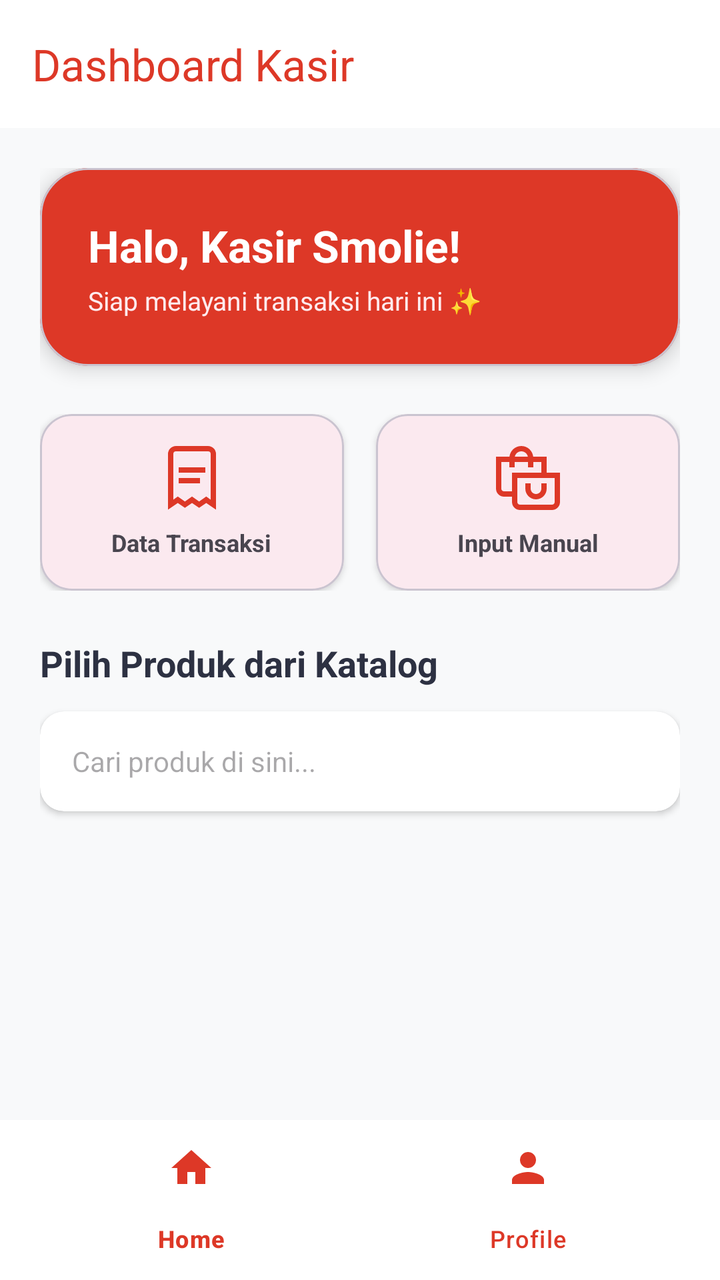
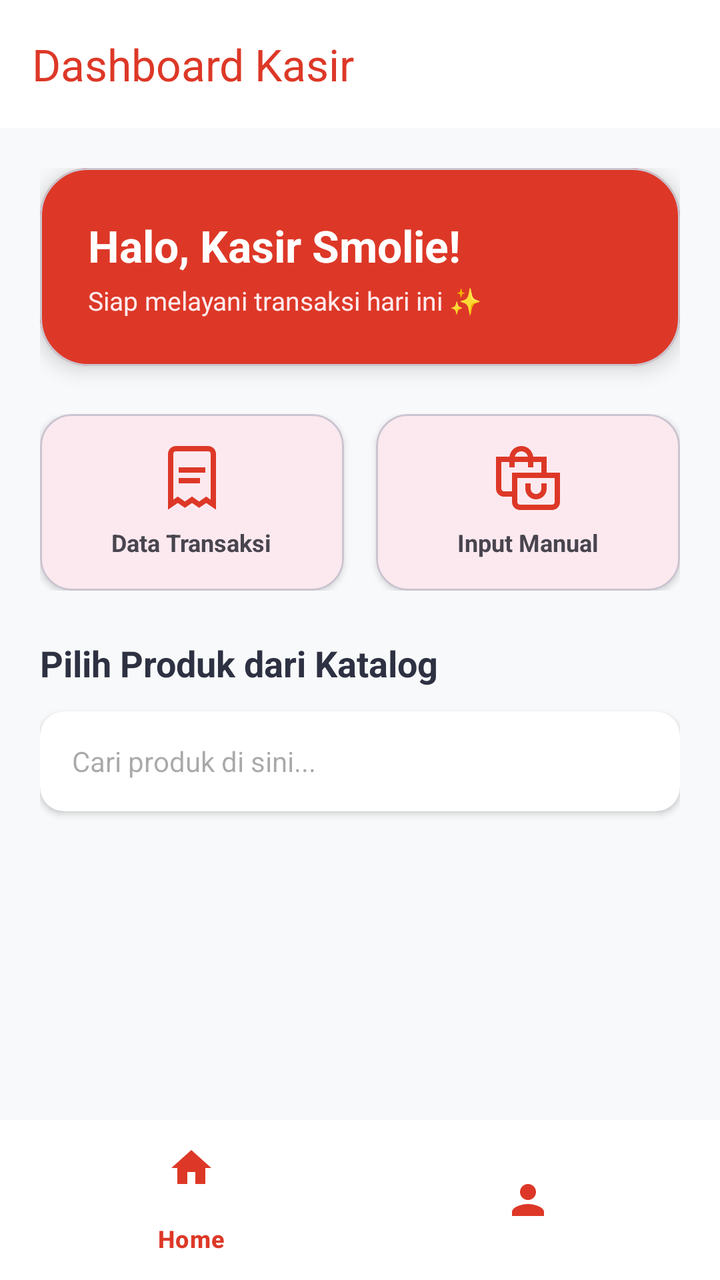

Screens rendered from an Android XML layout before and after an edit, with the pre-edit source and the edit as a unified diff.
<!-- AndroidManifest.xml: application theme Theme.SmolieGiftMobile -->
<!-- res/layout/activity_kasir_dashboard.xml -->
<?xml version="1.0" encoding="utf-8"?>
<androidx.constraintlayout.widget.ConstraintLayout xmlns:android="http://schemas.android.com/apk/res/android"
    xmlns:app="http://schemas.android.com/apk/res-auto"
    android:layout_width="match_parent"
    android:layout_height="match_parent"
    android:background="#F8F9FA">

    <androidx.appcompat.widget.Toolbar
        android:id="@+id/toolbarKasir"
        android:layout_width="match_parent"
        android:layout_height="?attr/actionBarSize"
        android:background="#FFFFFF"
        android:elevation="4dp"
        app:title="Dashboard Kasir"
        app:titleTextColor="#DD3827"
        app:layout_constraintTop_toTopOf="parent" />

    <FrameLayout
        android:id="@+id/contentFrameKasir"
        android:layout_width="match_parent"
        android:layout_height="0dp"
        app:layout_constraintTop_toBottomOf="@id/toolbarKasir"
        app:layout_constraintBottom_toTopOf="@id/bottomNavKasir">

        
        <ScrollView
            android:id="@+id/layoutHomeKasir"
            android:layout_width="match_parent"
            android:layout_height="match_parent"
            android:scrollbars="none"
            android:visibility="visible">

            <LinearLayout
                android:layout_width="match_parent"
                android:layout_height="wrap_content"
                android:orientation="vertical"
                android:padding="20dp"
                android:paddingBottom="40dp">

                <com.google.android.material.card.MaterialCardView
                    android:layout_width="match_parent"
                    android:layout_height="wrap_content"
                    app:cardBackgroundColor="#DD3827"
                    app:cardCornerRadius="24dp"
                    app:cardElevation="6dp"
                    android:layout_marginBottom="24dp">
                    <LinearLayout
                        android:layout_width="match_parent"
                        android:layout_height="wrap_content"
                        android:orientation="vertical"
                        android:padding="24dp">
                        <TextView
                            android:layout_width="wrap_content"
                            android:layout_height="wrap_content"
                            android:text="Halo, Kasir Smolie!"
                            android:textColor="#FFFFFF"
                            android:textSize="22sp"
                            android:textStyle="bold"/>
                        <TextView
                            android:layout_width="wrap_content"
                            android:layout_height="wrap_content"
                            android:text="Siap melayani transaksi hari ini ✨"
                            android:textColor="#FFEBEE"
                            android:textSize="13sp"
                            android:layout_marginTop="4dp"/>
                    </LinearLayout>
                </com.google.android.material.card.MaterialCardView>

                
                <LinearLayout
                    android:layout_width="match_parent"
                    android:layout_height="wrap_content"
                    android:orientation="horizontal"
                    android:layout_marginBottom="24dp">

                    <com.google.android.material.card.MaterialCardView
                        android:id="@+id/cvMenuTransaksi"
                        android:layout_width="0dp"
                        android:layout_weight="1"
                        android:layout_height="wrap_content"
                        android:layout_marginEnd="8dp"
                        app:cardCornerRadius="16dp"
                        app:cardElevation="2dp">
                        <LinearLayout
                            android:layout_width="match_parent"
                            android:layout_height="wrap_content"
                            android:orientation="vertical"
                            android:gravity="center"
                            android:padding="16dp">
                            <ImageView
                                android:layout_width="32dp"
                                android:layout_height="32dp"
                                android:src="@drawable/receipt"
                                app:tint="#DD3827"/>
                            <TextView
                                android:layout_width="wrap_content"
                                android:layout_height="wrap_content"
                                android:text="Data Transaksi"
                                android:textSize="12sp"
                                android:textStyle="bold"
                                android:layout_marginTop="8dp"/>
                        </LinearLayout>
                    </com.google.android.material.card.MaterialCardView>

                    <com.google.android.material.card.MaterialCardView
                        android:id="@+id/cvMenuKatalog"
                        android:layout_width="0dp"
                        android:layout_weight="1"
                        android:layout_height="wrap_content"
                        android:layout_marginStart="8dp"
                        app:cardCornerRadius="16dp"
                        app:cardElevation="2dp">
                        <LinearLayout
                            android:layout_width="match_parent"
                            android:layout_height="wrap_content"
                            android:orientation="vertical"
                            android:gravity="center"
                            android:padding="16dp">
                            <ImageView
                                android:layout_width="32dp"
                                android:layout_height="32dp"
                                android:src="@drawable/bags_shopping"
                                app:tint="#DD3827"/>
                            <TextView
                                android:layout_width="wrap_content"
                                android:layout_height="wrap_content"
                                android:text="Input Manual"
                                android:textSize="12sp"
                                android:textStyle="bold"
                                android:layout_marginTop="8dp"/>
                        </LinearLayout>
                    </com.google.android.material.card.MaterialCardView>
                </LinearLayout>

                
                <TextView
                    android:layout_width="wrap_content"
                    android:layout_height="wrap_content"
                    android:text="Pilih Produk dari Katalog"
                    android:textColor="#2D3142"
                    android:textStyle="bold"
                    android:textSize="18sp"
                    android:layout_marginBottom="12dp"/>

                <androidx.cardview.widget.CardView
                    android:layout_width="match_parent"
                    android:layout_height="wrap_content"
                    app:cardCornerRadius="12dp"
                    app:cardElevation="2dp"
                    android:layout_marginBottom="16dp">
                    <AutoCompleteTextView
                        android:id="@+id/acSearchProdukKasir"
                        android:layout_width="match_parent"
                        android:layout_height="50dp"
                        android:background="@android:color/transparent"
                        android:hint="Cari produk di sini..."
                        android:paddingStart="16dp"
                        android:paddingEnd="16dp"
                        android:textSize="14sp"
                        android:completionThreshold="1"/>
                </androidx.cardview.widget.CardView>

                <GridLayout
                    android:id="@+id/glDaftarProdukKasir"
                    android:layout_width="match_parent"
                    android:layout_height="wrap_content"
                    android:columnCount="2"
                    android:alignmentMode="alignMargins"
                    android:columnOrderPreserved="false" />

            </LinearLayout>
        </ScrollView>

        
        <ScrollView
            android:id="@+id/layoutProfileKasir"
            android:layout_width="match_parent"
            android:layout_height="match_parent"
            android:visibility="gone">

            <LinearLayout
                android:layout_width="match_parent"
                android:layout_height="wrap_content"
                android:orientation="vertical"
                android:padding="24dp"
                android:gravity="center_horizontal">

                <com.google.android.material.card.MaterialCardView
                    android:layout_width="120dp"
                    android:layout_height="120dp"
                    app:cardCornerRadius="60dp"
                    app:cardElevation="4dp"
                    android:layout_marginBottom="24dp">
                    <ImageView
                        android:id="@+id/ivKasirProfile"
                        android:layout_width="match_parent"
                        android:layout_height="match_parent"
                        android:src="@drawable/smolie"
                        android:scaleType="centerCrop"/>
                </com.google.android.material.card.MaterialCardView>

                <TextView
                    android:id="@+id/tvKasirProfileName"
                    android:layout_width="wrap_content"
                    android:layout_height="wrap_content"
                    android:text="Nama Kasir"
                    android:textSize="22sp"
                    android:textStyle="bold"
                    android:textColor="#2D3142"/>

                <TextView
                    android:id="@+id/tvKasirProfileEmail"
                    android:layout_width="wrap_content"
                    android:layout_height="wrap_content"
                    android:text="kasir@smolie.com"
                    android:textColor="#64748B"
                    android:layout_marginBottom="24dp"/>

                <com.google.android.material.card.MaterialCardView
                    android:layout_width="match_parent"
                    android:layout_height="wrap_content"
                    app:cardCornerRadius="16dp"
                    app:cardElevation="2dp"
                    android:layout_marginBottom="24dp">
                    <LinearLayout
                        android:layout_width="match_parent"
                        android:layout_height="wrap_content"
                        android:orientation="vertical"
                        android:padding="20dp">
                        <TextView
                            android:id="@+id/tvKasirProfileUsername"
                            android:layout_width="wrap_content"
                            android:layout_height="wrap_content"
                            android:text="Username: -"
                            android:layout_marginBottom="8dp"/>
                        <View android:layout_width="match_parent" android:layout_height="1dp" android:background="#F1F5F9" android:layout_marginTop="4dp" android:layout_marginBottom="12dp"/>
                        <TextView
                            android:id="@+id/tvKasirProfilePhone"
                            android:layout_width="wrap_content"
                            android:layout_height="wrap_content"
                            android:text="Telepon: -"
                            android:layout_marginBottom="8dp"/>
                        <View android:layout_width="match_parent" android:layout_height="1dp" android:background="#F1F5F9" android:layout_marginTop="4dp" android:layout_marginBottom="12dp"/>
                        <TextView
                            android:id="@+id/tvKasirProfileGender"
                            android:layout_width="wrap_content"
                            android:layout_height="wrap_content"
                            android:text="Jenis Kelamin: -"
                            android:layout_marginBottom="8dp"/>
                        <View android:layout_width="match_parent" android:layout_height="1dp" android:background="#F1F5F9" android:layout_marginTop="4dp" android:layout_marginBottom="12dp"/>
                        <TextView
                            android:id="@+id/tvKasirProfileAddress"
                            android:layout_width="wrap_content"
                            android:layout_height="wrap_content"
                            android:text="Alamat: -"/>
                    </LinearLayout>
                </com.google.android.material.card.MaterialCardView>

                <Button
                    android:id="@+id/btnEditProfileKasir"
                    android:layout_width="match_parent"
                    android:layout_height="55dp"
                    android:text="Edit Profil"
                    android:backgroundTint="#2D3142"
                    android:textColor="#FFFFFF"
                    android:textStyle="bold"
                    app:cornerRadius="12dp"
                    app:icon="@drawable/edit"
                    app:iconGravity="textStart"
                    app:iconPadding="8dp"/>
            </LinearLayout>
        </ScrollView>
    </FrameLayout>

    <com.google.android.material.bottomnavigation.BottomNavigationView
        android:id="@+id/bottomNavKasir"
        android:layout_width="match_parent"
        android:layout_height="wrap_content"
        android:background="#FFFFFF"
        app:itemIconTint="#DD3827"
        app:itemTextColor="#DD3827"
        app:menu="@menu/admin_bottom_menu"
        app:layout_constraintBottom_toBottomOf="parent" />

</androidx.constraintlayout.widget.ConstraintLayout>
<!-- resources referenced by this layout -->
<resources>
  <!-- drawable bags_shopping (drawable) -->
  <vector xmlns:android="http://schemas.android.com/apk/res/android"
      android:width="512dp"
      android:height="512dp"
      android:viewportWidth="24"
      android:viewportHeight="24">
    <path
        android:fillColor="#FF000000"
        android:pathData="M19,10L19,4h-5.051c-0.252,-2.244 -2.139,-4 -4.449,-4S5.303,1.756 5.051,4L0,4v12c0,1.654 1.346,3 3,3h3v2c0,1.654 1.346,3 3,3h12c1.654,0 3,-1.346 3,-3L24,10h-5ZM9.5,2c1.207,0 2.217,0.86 2.449,2L7.051,4c0.232,-1.14 1.242,-2 2.449,-2ZM3,17c-0.551,0 -1,-0.448 -1,-1L2,6h3v2h2v-2h5v2h2v-2h3v4L6,10v7L3,17ZM22,21c0,0.552 -0.449,1 -1,1L9,22c-0.551,0 -1,-0.448 -1,-1L8,12h14v9ZM11,16v-2h2v2c0,1.103 0.897,2 2,2s2,-0.897 2,-2v-2h2v2c0,2.206 -1.794,4 -4,4s-4,-1.794 -4,-4Z"/>
  </vector>
  <!-- drawable edit (drawable) -->
  <vector xmlns:android="http://schemas.android.com/apk/res/android"
      android:width="512dp"
      android:height="512dp"
      android:viewportWidth="24"
      android:viewportHeight="24">
    <path
        android:fillColor="#FF000000"
        android:pathData="M18.656,0.93 L6.464,13.122A4.966,4.966 0,0 0,5 16.657L5,18a1,1 0,0 0,1 1L7.343,19a4.966,4.966 0,0 0,3.535 -1.464L23.07,5.344a3.125,3.125 0,0 0,0 -4.414A3.194,3.194 0,0 0,18.656 0.93ZM21.656,3.93L9.464,16.122A3.02,3.02 0,0 1,7.343 17L7,17v-0.343a3.02,3.02 0,0 1,0.878 -2.121L20.07,2.344a1.148,1.148 0,0 1,1.586 0A1.123,1.123 0,0 1,21.656 3.93Z"/>
    <path
        android:fillColor="#FF000000"
        android:pathData="M23,8.979a1,1 0,0 0,-1 1V15H18a3,3 0,0 0,-3 3v4H5a3,3 0,0 1,-3 -3V5A3,3 0,0 1,5 2h9.042a1,1 0,0 0,0 -2H5A5.006,5.006 0,0 0,0 5V19a5.006,5.006 0,0 0,5 5H16.343a4.968,4.968 0,0 0,3.536 -1.464l2.656,-2.658A4.968,4.968 0,0 0,24 16.343V9.979A1,1 0,0 0,23 8.979ZM18.465,21.122a2.975,2.975 0,0 1,-1.465 0.8V18a1,1 0,0 1,1 -1h3.925a3.016,3.016 0,0 1,-0.8 1.464Z"/>
  </vector>
  <!-- drawable receipt (drawable) -->
  <vector xmlns:android="http://schemas.android.com/apk/res/android"
      android:width="512dp"
      android:height="512dp"
      android:viewportWidth="24"
      android:viewportHeight="24">
    <path
        android:fillColor="#FF000000"
        android:pathData="M21,23.9l-3.663,-2.511 -2.664,1.825 -2.666,-1.826L9.341,23.212 6.67,21.386 3,23.9V3A3,3 0,0 1,6 0H18a3,3 0,0 1,3 3ZM6.67,18.962l2.67,1.826 2.667,-1.826 2.666,1.826 2.665,-1.827L19,20.1V3a1,1 0,0 0,-1 -1H6A1,1 0,0 0,5 3V20.1Z"/>
    <path
        android:fillColor="#FF000000"
        android:pathData="M7,8h10v2h-10z"/>
    <path
        android:fillColor="#FF000000"
        android:pathData="M7,12h8v2h-8z"/>
  </vector>
  <!-- drawable smolie: jpg bitmap (drawable, 38839 bytes) -->
  <style name="Theme.SmolieGiftMobile" parent="Base.Theme.SmolieGiftMobile" />
  <style name="Base.Theme.SmolieGiftMobile" parent="Theme.Material3.DayNight.NoActionBar">
          
          <item name="colorPrimary">#DD3827</item>
          <item name="colorOnPrimary">#FFFFFF</item>
      </style>
</resources>

<!-- the commit's change to res/layout/activity_kasir_dashboard.xml (unified diff, before → after) -->
@@ -280,6 +280,7 @@
         app:itemIconTint="#DD3827"
         app:itemTextColor="#DD3827"
         app:menu="@menu/admin_bottom_menu"
+        app:labelVisibilityMode="selected"
         app:layout_constraintBottom_toBottomOf="parent" />
 
 </androidx.constraintlayout.widget.ConstraintLayout>
